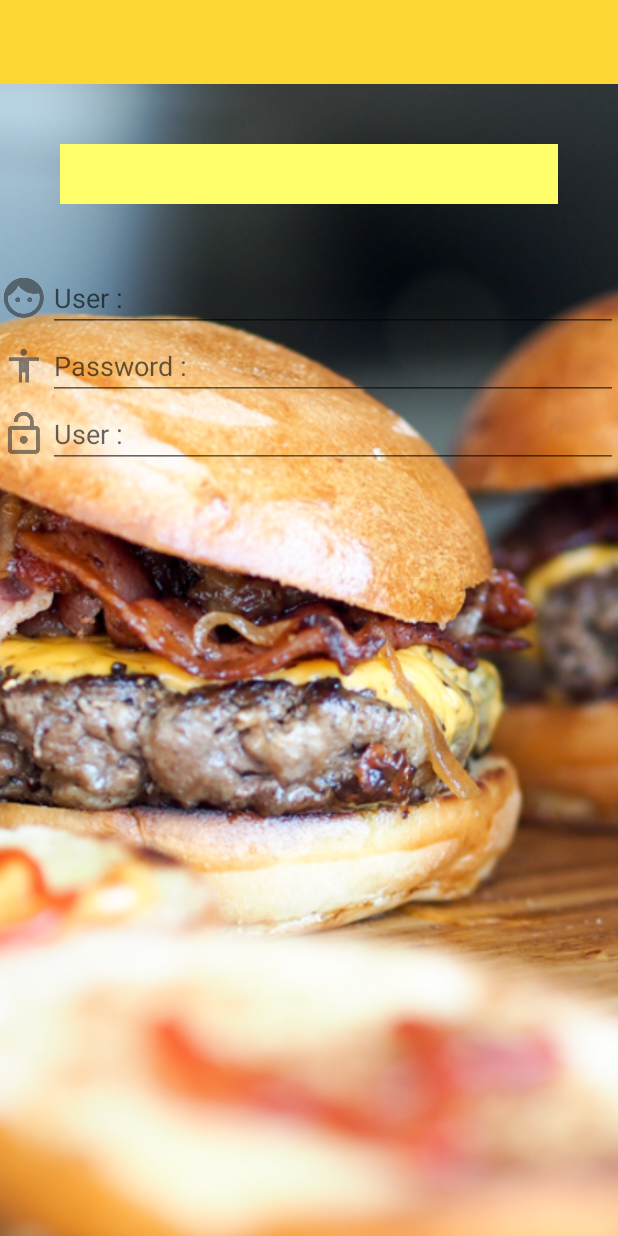
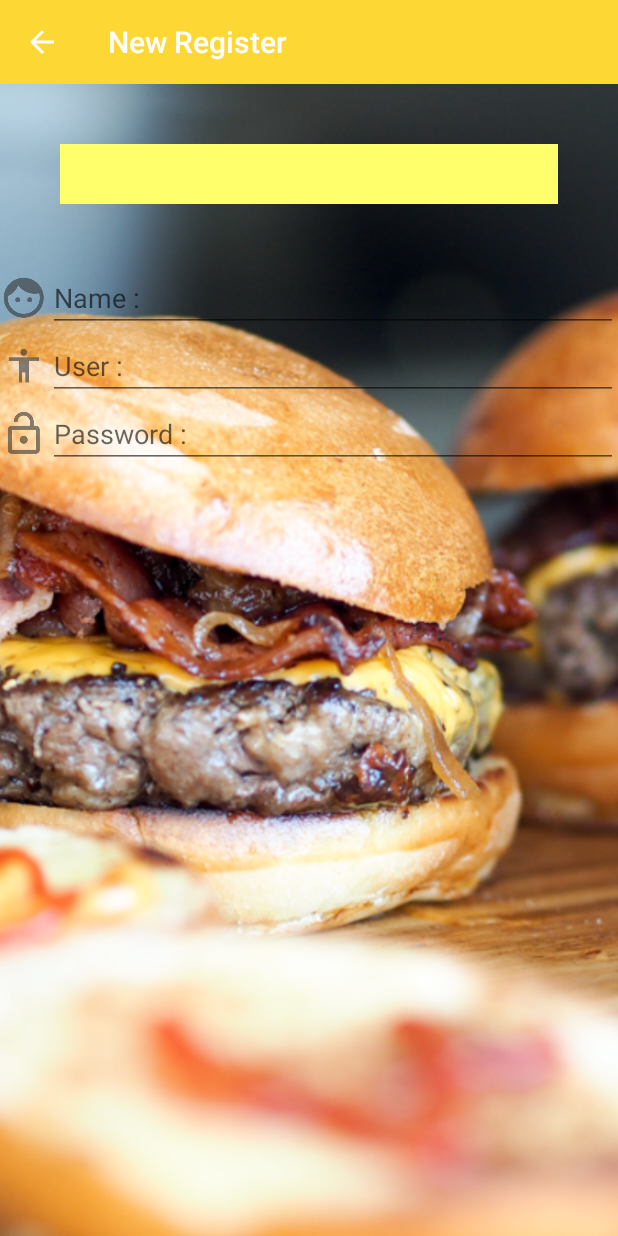
Before and after one commit to sabahoo55/MyApplication, an Android app: the screen it shows after launch (MainActivity), after a tap on "New Register", on a phone screen of 412 x 824 dp. Run offline under Robolectric (Android 15) with nearby library versions, the phone set to English and light mode, and no system bars.

Commit message:
Nacigator icon Success

```diff
--- a/app/src/main/java/sst/pracha/myapplication/fragment/MainFragment.java
+++ b/app/src/main/java/sst/pracha/myapplication/fragment/MainFragment.java
@@ -20,6 +20,13 @@ public class MainFragment extends Fragment{
         super.onActivityCreated(savedInstanceState);
 
     //    Register Controller
+        registerController();
+
+
+
+    }// Main Class
+
+    private void registerController() {
         TextView textView = getView().findViewById(R.id.txtNewRegister);
         textView.setOnClickListener(new View.OnClickListener() {
 
@@ -37,10 +44,7 @@ textView.setOnClickListener(new View.OnClickListener() {
 
             }//onclick
         });
-
-
-
-    }// Main Class
+    }
 
     @Nullable
     @Override
--- a/app/src/main/java/sst/pracha/myapplication/fragment/RegisterFragment.java
+++ b/app/src/main/java/sst/pracha/myapplication/fragment/RegisterFragment.java
@@ -3,10 +3,12 @@ package sst.pracha.myapplication.fragment;
 import android.os.Bundle;
 import android.support.annotation.Nullable;
 import android.support.v4.app.Fragment;
+import android.support.v7.widget.Toolbar;
 import android.view.LayoutInflater;
 import android.view.View;
 import android.view.ViewGroup;
 
+import sst.pracha.myapplication.MainActivity;
 import sst.pracha.myapplication.R;
 
 /**
@@ -14,6 +16,34 @@ import sst.pracha.myapplication.R;
  */
 
 public class RegisterFragment extends Fragment{
+
+    @Override
+    public void onActivityCreated(@Nullable Bundle savedInstanceState) {
+        super.onActivityCreated(savedInstanceState);
+        //Create Toolbar
+        createToolbar();
+
+
+    }
+
+    private void createToolbar() {
+        Toolbar toolbar = getView().findViewById(R.id.toolbarRegister);
+        ((MainActivity)getActivity()).setSupportActionBar(toolbar);
+        ((MainActivity) getActivity()).getSupportActionBar().setTitle(getString(R.string.register));
+        //setup navigator
+        ((MainActivity) getActivity()).getSupportActionBar().setHomeButtonEnabled(true);
+        ((MainActivity) getActivity()).getSupportActionBar().setDisplayHomeAsUpEnabled(true);
+toolbar.setNavigationOnClickListener(new View.OnClickListener() {
+    @Override
+    public void onClick(View view) {
+
+        getActivity().getSupportFragmentManager()
+                .popBackStack();
+
+
+    }
+});
+    }
 
     @Nullable
     @Override
--- a/app/src/main/res/layout/fragment_register.xml
+++ b/app/src/main/res/layout/fragment_register.xml
@@ -32,9 +32,10 @@
 
         <!--TextField-->
         <EditText
+            android:id="@+id/editName"
             android:textColor="@color/colorPrimaryDark"
             android:inputType="text"
-            android:hint="@string/user"
+            android:hint="@string/name"
             android:layout_width="match_parent"
             android:layout_height="wrap_content" />
 
@@ -56,9 +57,10 @@
 
         <!--TextField-->
         <EditText
+            android:id="@+id/edituser"
             android:textColor="@color/colorPrimaryDark"
             android:inputType="text"
-            android:hint="@string/pass"
+            android:hint="@string/user"
             android:layout_width="match_parent"
             android:layout_height="wrap_content" />
 
@@ -80,9 +82,10 @@
 
         <!--TextField-->
         <EditText
+            android:id="@+id/editpass"
             android:textColor="@color/colorPrimaryDark"
             android:inputType="text"
-            android:hint="@string/user"
+            android:hint="@string/pass"
             android:layout_width="match_parent"
             android:layout_height="wrap_content" />
 
```
Lines whose indentation alone changed are shown as unchanged.
